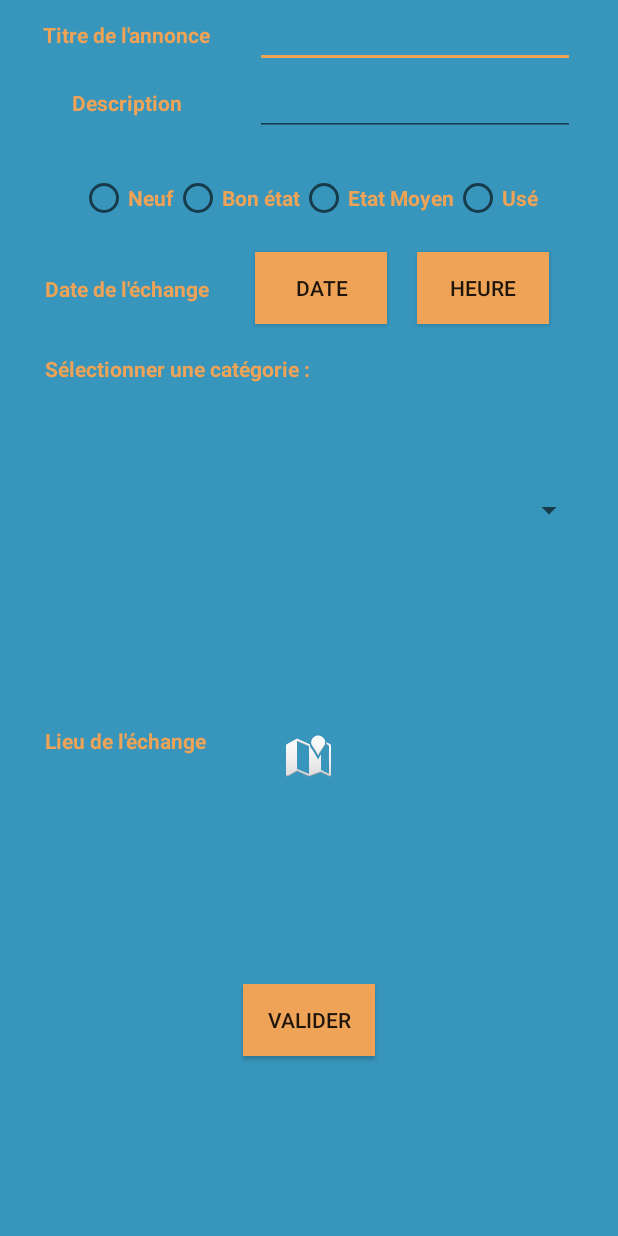
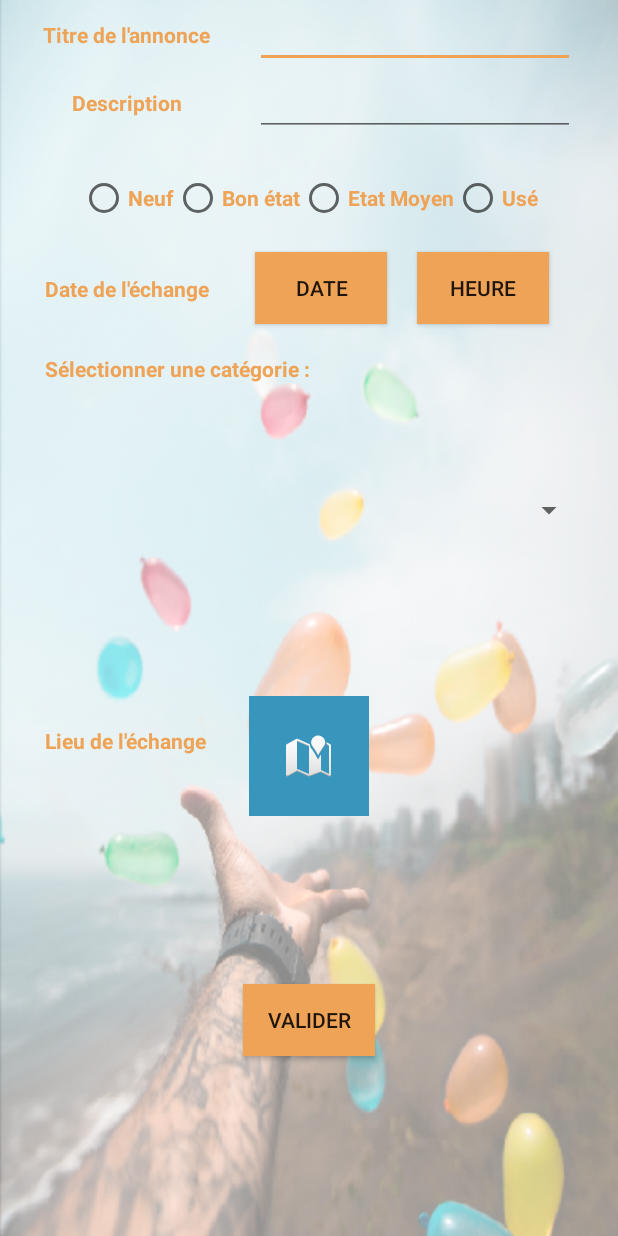
Before and after one commit to msleroux/TPAndroid, an Android app: the AddAnnonce screen opened directly, with no data from a screen before it, on a phone screen of 412 x 824 dp. Run offline under Robolectric (Android 15) with nearby library versions, the phone set to English and light mode, and no system bars; our stand-ins replace Firebase (no records; nobody signed in at launch, a user with empty details on screens opened directly); libraries missing offline, so code that uses them is left out: org.parceler.

Commit message:
photo background

```diff
--- a/app/src/main/res/layout/activity_add_annonce.xml
+++ b/app/src/main/res/layout/activity_add_annonce.xml
@@ -5,7 +5,7 @@
     xmlns:tools="http://schemas.android.com/tools"
     android:layout_width="match_parent"
     android:layout_height="match_parent"
-    android:background="@color/prjBleu"
+    android:background="@drawable/give_transp"
     tools:context="com.example.mleroux2017.freestuff.Activity.AddAnnonce">
 
 
@@ -17,7 +17,6 @@
         android:text="Titre de l'annonce"
         android:textStyle="bold"
         android:textColor="@color/colorAccent"
-        android:textColorHint="@android:color/white"
         app:layout_constraintLeft_toLeftOf="parent"
         app:layout_constraintTop_toTopOf="parent"
         app:layout_constraintRight_toLeftOf="@id/editTitre"
@@ -28,9 +27,6 @@
         android:layout_width="wrap_content"
         android:layout_height="wrap_content"
         android:ems="10"
-
-        android:textColor="@color/white"
-        android:textColorHint="@android:color/white"
         app:layout_constraintRight_toRightOf="parent"
         app:layout_constraintLeft_toRightOf="@id/titre"
         />
@@ -42,7 +38,6 @@
         android:text="Description"
         android:textStyle="bold"
         android:textColor="@color/colorAccent"
-        android:textColorHint="@android:color/white"
         app:layout_constraintTop_toTopOf="@id/editDescription"
         app:layout_constraintLeft_toLeftOf="@id/titre"
        app:layout_constraintRight_toRightOf="@id/titre"
@@ -53,7 +48,7 @@
         android:layout_width="wrap_content"
         android:layout_height="wrap_content"
         android:ems="10"
-        android:textColor="@color/white"
+
         app:layout_constraintRight_toRightOf="@id/editTitre"
         app:layout_constraintLeft_toLeftOf="@id/editTitre"
         app:layout_constraintTop_toBottomOf="@id/editTitre"/>
--- a/app/src/main/res/layout/activity_create_adresse.xml
+++ b/app/src/main/res/layout/activity_create_adresse.xml
@@ -4,7 +4,7 @@
     xmlns:tools="http://schemas.android.com/tools"
     android:layout_width="match_parent"
     android:layout_height="match_parent"
-	android:background="@color/colorPrimary"
+    android:background="@drawable/give_transp"
     tools:context=".Activity.CreateAdresseActivity">
 
     <TextView
--- a/app/src/main/res/layout/activity_login.xml
+++ b/app/src/main/res/layout/activity_login.xml
@@ -10,7 +10,7 @@
     <LinearLayout
         android:layout_width="fill_parent"
         android:layout_height="fill_parent"
-        android:background="@color/colorPrimary"
+        android:background="@color/prjBleu"
         android:gravity="center"
         android:orientation="vertical"
         android:padding="@dimen/activity_horizontal_margin">
--- a/app/src/main/res/layout/activity_my_account.xml
+++ b/app/src/main/res/layout/activity_my_account.xml
@@ -5,6 +5,7 @@
     android:layout_width="match_parent"
     android:layout_height="match_parent"
     android:fitsSystemWindows="true"
+    android:background="@drawable/give_transp"
     tools:context=".Activity.MyAccountActivity">
 
     <android.support.design.widget.AppBarLayout
--- a/app/src/main/res/layout/activity_sign_up.xml
+++ b/app/src/main/res/layout/activity_sign_up.xml
@@ -10,7 +10,7 @@ tools:context=".Activity.LoginActivity">
 <LinearLayout
     android:layout_width="fill_parent"
     android:layout_height="fill_parent"
-    android:background="@color/colorPrimaryDark"
+   android:background="@color/prjBleu"
     android:gravity="center"
     android:orientation="vertical"
     android:padding="@dimen/activity_horizontal_margin">
--- a/app/src/main/res/layout/activity_test_camera.xml
+++ b/app/src/main/res/layout/activity_test_camera.xml
@@ -4,6 +4,7 @@
     xmlns:tools="http://schemas.android.com/tools"
     android:layout_width="match_parent"
     android:layout_height="match_parent"
+    android:background="@drawable/give_transp"
     tools:context=".Activity.TestCameraActivity">
 
     <Button
--- a/app/src/main/res/layout/fragment_annonce_list.xml
+++ b/app/src/main/res/layout/fragment_annonce_list.xml
@@ -6,9 +6,11 @@
     android:name="com.example.mleroux2017.freestuff.AnnonceFragment"
     android:layout_width="match_parent"
     android:layout_height="match_parent"
+
     android:layout_marginLeft="16dp"
     android:layout_marginRight="16dp"
+
     app:layoutManager="LinearLayoutManager"
-	android:background="@color/colorPrimary"
+	android:background="@color/prjBleu"
     tools:context=".Fragment.AnnonceFragment"
     tools:listitem="@layout/fragment_annonce" />
```
Also changed, not shown: app/src/main/res/drawable/give_transp.png (added).
